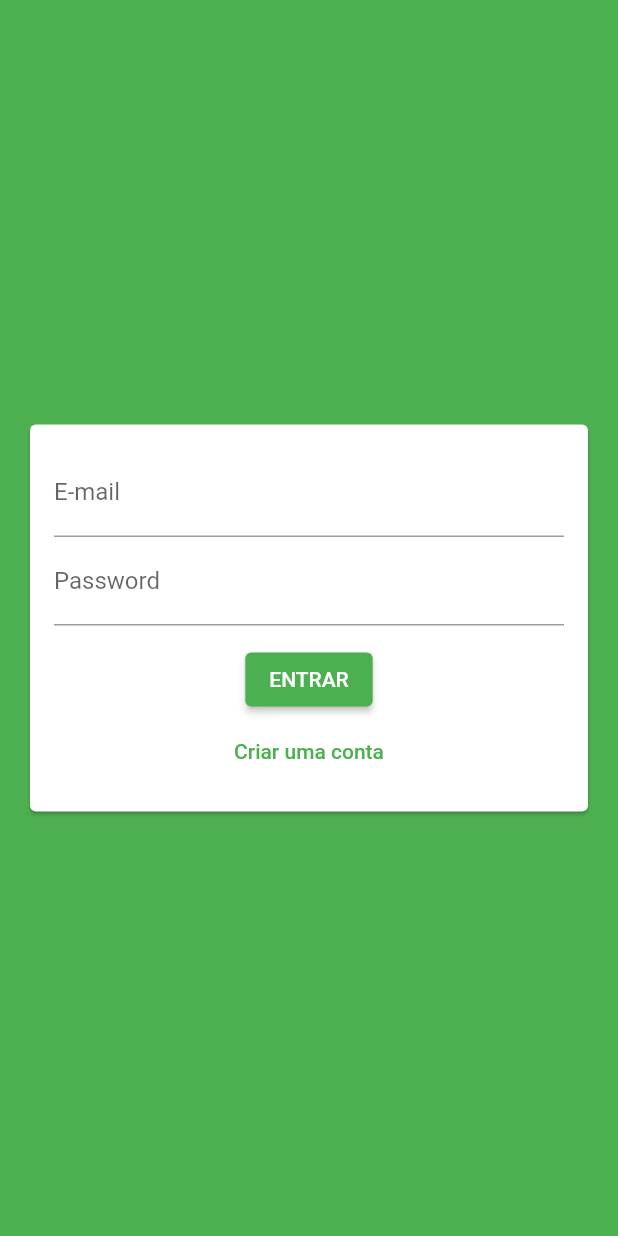
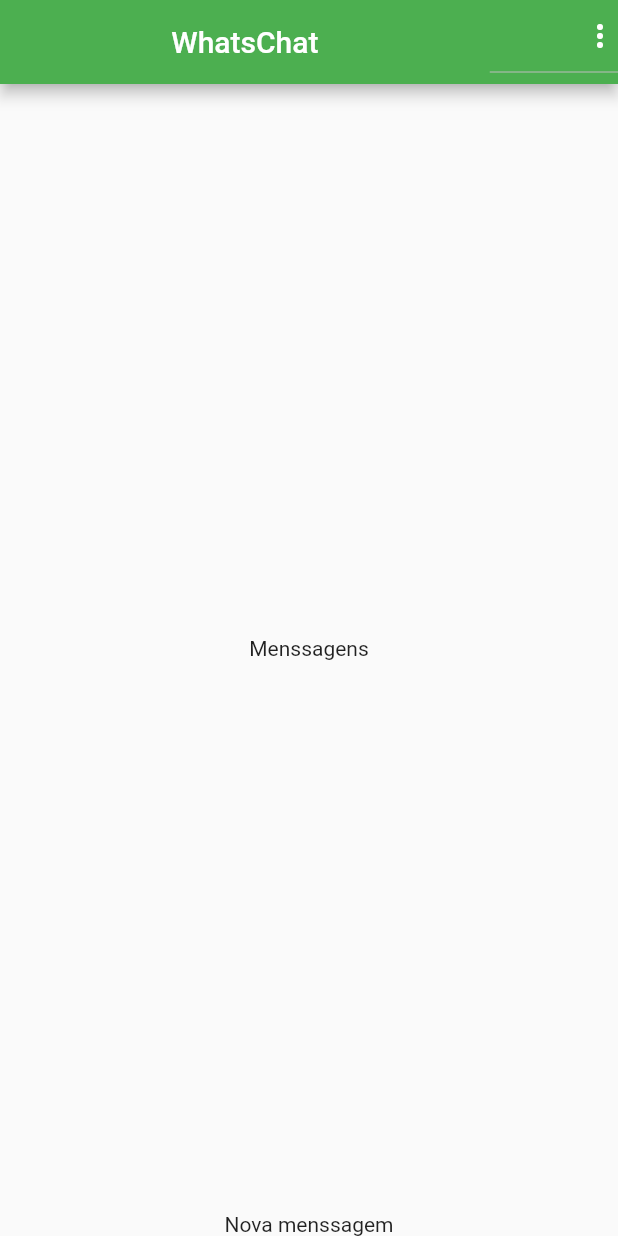
Before and after one commit to EduardoVitech/WhatsChat, a Flutter app: the screen it shows after launch, on a phone screen of 412 x 824 dp. Run offline on Flutter 3.47's test engine with Material 2 defaults, Android fonts, the phone set to English and light mode, and no system bars; our stand-ins replace image_picker; accounts and stored records are empty.

Commit message:
Adicionar imagem de usuario, Auth or app page, chat page, menssagens, new menssage, DropdownButton

```diff
--- a/lib/components/auth_form/auth_form.dart
+++ b/lib/components/auth_form/auth_form.dart
@@ -1,8 +1,7 @@
 import 'dart:io';
-
 import 'package:flutter/material.dart';
 import 'package:whats_chat/components/user_image_picker/user_image_picker.dart';
-import 'package:whats_chat/models/auth_form_data/auth_form_data.dart';
+import '../../core/models/auth_form_data/auth_form_data.dart';
 
 class AuthForm extends StatefulWidget {
   final void Function(AuthFormData) onSubmit;
--- /dev/null
+++ b/lib/components/menssages/menssages.dart
@@ -0,0 +1,12 @@
+import 'package:flutter/material.dart';
+
+class Menssages extends StatelessWidget {
+  const Menssages({Key? key}) : super(key: key);
+
+  @override
+  Widget build(BuildContext context) {
+    return const Center(
+      child: Text('Menssagens'),
+    );
+  }
+}
--- /dev/null
+++ b/lib/components/new_menssage/new_menssage.dart
@@ -0,0 +1,12 @@
+import 'package:flutter/material.dart';
+
+class NewMenssage extends StatelessWidget {
+  const NewMenssage({Key? key}) : super(key: key);
+
+  @override
+  Widget build(BuildContext context) {
+    return const Center(
+      child: Text('Nova menssagem'),
+    );
+  }
+}
--- /dev/null
+++ b/lib/core/models/chat_user/chat_user.dart
@@ -0,0 +1,13 @@
+class ChatUser {
+  final String id;
+  final String name;
+  final String email;
+  final String imageURL;
+
+  ChatUser({
+    required this.id,
+    required this.name,
+    required this.email,
+    required this.imageURL,
+  });
+}
--- /dev/null
+++ b/lib/core/services/auth/auth_mock_service.dart
@@ -0,0 +1,62 @@
+import 'dart:io';
+import 'dart:async';
+import 'dart:math';
+import 'package:whats_chat/core/models/chat_user/chat_user.dart';
+import 'package:whats_chat/core/services/auth/auth_service.dart';
+
+class AuthMockService implements AuthService {
+  static final _defaultUser = ChatUser(
+    id: '1',
+    name: 'Teste',
+    email: 'teste@teste.com',
+    imageURL: 'assets/images/ImageUserNull.png',
+  );
+
+  static Map<String, ChatUser> _users = {
+    _defaultUser.email: _defaultUser,
+  };
+  static ChatUser? _currentUser;
+  static MultiStreamController<ChatUser?>? _controller;
+  static final _userStream = Stream<ChatUser?>.multi((controller) {
+    _controller = controller;
+    _updateUser(_defaultUser);
+  });
+
+  ChatUser? get currentUser {
+    return _currentUser;
+  }
+
+  Stream<ChatUser?> get userChanges {
+    return _userStream;
+  }
+
+  Future<void> signup(
+    String name,
+    String email,
+    String password,
+    File? image,
+  ) async {
+    final newUser = ChatUser(
+      id: Random().nextDouble().toString(),
+      name: name,
+      email: email,
+      imageURL: image?.path ?? 'assets/images/ImageUserNull.png',
+    );
+
+    _users.putIfAbsent(email, () => newUser);
+    _updateUser(newUser);
+  }
+
+  Future<void> login(String email, String password) async {
+    _updateUser(_users[email]);
+  }
+
+  Future<void> logout() async {
+    _updateUser(null);
+  }
+
+  static void _updateUser(ChatUser? user) {
+    _currentUser = user;
+    _controller?.add(_currentUser);
+  }
+}
--- /dev/null
+++ b/lib/core/services/auth/auth_service.dart
@@ -0,0 +1,28 @@
+import 'dart:io';
+import 'package:whats_chat/core/models/chat_user/chat_user.dart';
+import 'package:whats_chat/core/services/auth/auth_mock_service.dart';
+
+abstract class AuthService {
+  ChatUser? get currentUser;
+
+  Stream<ChatUser?> get userChanges;
+
+  Future<void> signup(
+    String name,
+    String email,
+    String password,
+    File? image,
+  );
+
+  Future<void> login(
+    String email,
+    String password,
+  );
+
+  Future<void> logout();
+
+  factory AuthService() {
+    return AuthMockService();
+    //return AuthFirebaseService();
+  }
+}
--- a/lib/main.dart
+++ b/lib/main.dart
@@ -1,5 +1,5 @@
 import 'package:flutter/material.dart';
-import 'pages/auth_page/auth_page.dart';
+import 'package:whats_chat/pages/auth_or_app/auth_or_app_page.dart';
 
 void main() {
   runApp(const MyApp());
@@ -15,7 +15,7 @@ class MyApp extends StatelessWidget {
       theme: ThemeData(
         primarySwatch: Colors.green,
       ),
-      home: const AuthPage(),
+      home: const AuthOrAppPage(),
       debugShowCheckedModeBanner: false,
     );
   }
--- /dev/null
+++ b/lib/pages/auth_or_app/auth_or_app_page.dart
@@ -0,0 +1,26 @@
+import 'package:flutter/material.dart';
+import 'package:whats_chat/pages/auth_page/auth_page.dart';
+import 'package:whats_chat/pages/chat_page/chat_page.dart';
+import 'package:whats_chat/pages/loading_page/loading_page.dart';
+import '../../core/models/chat_user/chat_user.dart';
+import '../../core/services/auth/auth_service.dart';
+
+class AuthOrAppPage extends StatelessWidget {
+  const AuthOrAppPage({Key? key}) : super(key: key);
+
+  @override
+  Widget build(BuildContext context) {
+    return Scaffold(
+      body: StreamBuilder<ChatUser?>(
+        stream: AuthService().userChanges,
+        builder: (ctx, snapshot) {
+          if (snapshot.connectionState == ConnectionState.waiting) {
+            return LoadingPage();
+          } else {
+            return snapshot.hasData ? ChatPage() : AuthPage();
+          }
+        },
+      ),
+    );
+  }
+}
--- /dev/null
+++ b/lib/pages/chat_page/chat_page.dart
@@ -0,0 +1,59 @@
+import 'package:flutter/material.dart';
+import 'package:whats_chat/components/menssages/menssages.dart';
+import 'package:whats_chat/components/new_menssage/new_menssage.dart';
+import 'package:whats_chat/core/services/auth/auth_service.dart';
+
+class ChatPage extends StatelessWidget {
+  const ChatPage({Key? key}) : super(key: key);
+
+  @override
+  Widget build(BuildContext context) {
+    return Scaffold(
+      appBar: AppBar(
+        title: const Center(
+          child: Text('WhatsChat'),
+        ),
+        actions: [
+          DropdownButton(
+            icon: const Icon(
+              Icons.more_vert,
+              color: Colors.white,
+            ),
+            items: [
+              DropdownMenuItem(
+                value: 'logout',
+                child: Container(
+                  child: Row(
+                    children: const [
+                      Icon(
+                        Icons.exit_to_app,
+                        color: Colors.black87,
+                      ),
+                      SizedBox(
+                        width: 10,
+                      ),
+                      Text('Sair'),
+                    ],
+                  ),
+                ),
+              ),
+            ],
+            onChanged: (value) {
+              if (value == 'logout') {
+                AuthService().logout();
+              }
+            },
+          ),
+        ],
+      ),
+      body: SafeArea(
+        child: Column(
+          children: const [
+            Expanded(child: Menssages()),
+            NewMenssage(),
+          ],
+        ),
+      ),
+    );
+  }
+}
--- a/pubspec.yaml
+++ b/pubspec.yaml
@@ -60,8 +60,7 @@ flutter:
 
   # To add assets to your application, add an assets section, like this:
   assets:
-    - assets/image/nullUser.png
-  #   - images/a_dot_ham.jpeg
+    - assets/images/ImageUserNull.png
 
   # An image asset can refer to one or more resolution-specific "variants", see
   # https://flutter.dev/assets-and-images/#resolution-aware.
```
Also changed, not shown: lib/components/user_image_picker/user_image_picker.dart (+13 -5 lines), lib/others/image_null/image_null.dart (deleted, +0 -15 lines), lib/pages/auth_page/auth_page.dart (+25 -7 lines), assets/image/nullUser.png (deleted), assets/images/ImageUserNull.png (added), lib/core/models/auth_form_data/auth_form_data.dart (renamed from lib/models/auth_form_data/auth_form_data.dart), pubspec.lock, 2 other files.
